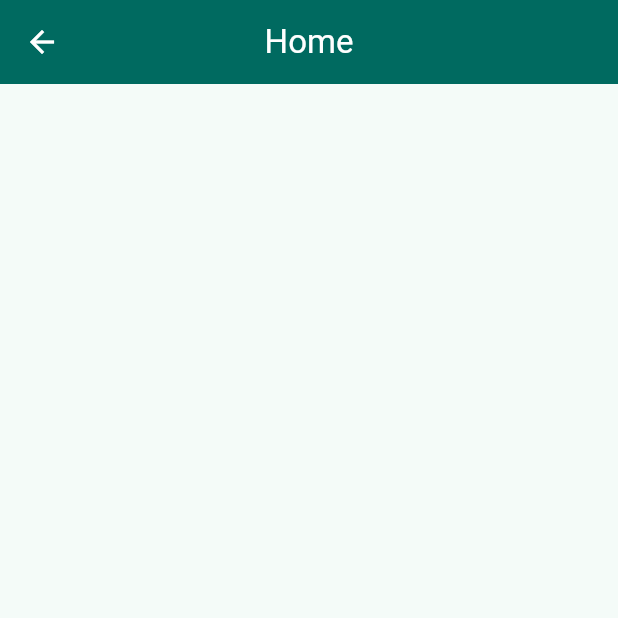
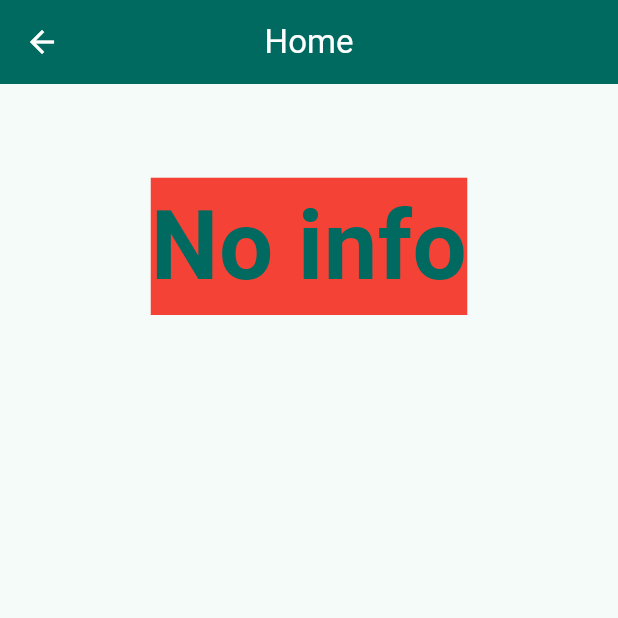
Before and after one commit to andynguyen9524/flutter-demo, a Flutter app: the HomeScreen screen opened directly, on a phone screen of 412 x 824 dp, the top half of it. Run offline on Flutter 3.47's test engine with Material 3 defaults, Android fonts, the phone set to English and light mode, and no system bars.

Commit message:
Nội dung commit của bạn

```diff
--- a/lib/home_screen.dart
+++ b/lib/home_screen.dart
@@ -17,6 +17,28 @@ class _homeScreenState extends State<HomeScreen> {
         backgroundColor: Theme.of(context).colorScheme.primary,
         foregroundColor: Theme.of(context).colorScheme.onPrimary,
       ),
+      body: SingleChildScrollView(
+        child: Padding(padding:
+          const EdgeInsets.all(12.0),
+          child: Form(child: Column(
+            mainAxisAlignment: MainAxisAlignment.center,
+            crossAxisAlignment: CrossAxisAlignment.stretch,
+            children: <Widget>[
+              const SizedBox(height: 50.0,),
+              Text(
+                'No info',
+                textAlign: TextAlign.center,
+                style: TextStyle(
+                fontSize: 64.0,
+                fontWeight: FontWeight.bold,
+                color: Theme.of(context).colorScheme.primary,
+                backgroundColor: Colors.red,
+              ),
+              ),
+            ],
+          ))
+        ),
+      ),
     );
   }
 }
--- a/lib/login_screen.dart
+++ b/lib/login_screen.dart
@@ -95,8 +95,6 @@ class _LoginScreenState extends State<LoginScreen> {
                     if (value == null || value.isEmpty) {
                       return 'Vui lòng nhập email của bạn';
                     }
-                    // Sử dụng regex đơn giản để kiểm tra định dạng email.
-                    // Bạn có thể dùng một regex phức tạp hơn hoặc một package để validate email tốt hơn.
                     if (!RegExp(r"^[a-zA-Z0-9.a-zA-Z0-9.!#$%&'*+-/=?^_`{|}~]+@[a-zA-Z0-9]+\.[a-zA-Z]+").hasMatch(value)) {
                       return 'Email không hợp lệ';
                     }
@@ -106,12 +104,11 @@ class _LoginScreenState extends State<LoginScreen> {
                 const SizedBox(height: 8.0),
                 TextFormField(
                   controller: _passwordController,
-                  obscureText: !_isPasswordVisible, // Ẩn/hiện ký tự mật khẩu.
+                  obscureText: !_isPasswordVisible,
                   decoration: InputDecoration(
                     labelText: 'Mật khẩu',
                     hintText: 'Nhập mật khẩu của bạn',
                     prefixIcon: const Icon(Icons.lock_outline),
-                    // Nút để chuyển đổi hiển thị mật khẩu.
                     suffixIcon: IconButton(
                       icon: Icon(
                         _isPasswordVisible ? Icons.visibility_off_outlined : Icons.visibility_outlined,
@@ -138,10 +135,9 @@ class _LoginScreenState extends State<LoginScreen> {
                 const SizedBox(height: 12.0),
 
                 Align(
-                  alignment: Alignment.centerRight, // Căn lề phải.
+                  alignment: Alignment.centerRight,
                   child: TextButton(
                     onPressed: () {
-                      // TODO: Điều hướng đến màn hình quên mật khẩu.
                       print('Nút Quên mật khẩu? được nhấn');
                       ScaffoldMessenger.of(context).showSnackBar(
                         const SnackBar(content: Text('Chức năng quên mật khẩu chưa được cài đặt.')),
@@ -156,9 +152,8 @@ class _LoginScreenState extends State<LoginScreen> {
                 const SizedBox(height: 24.0),
 
                 ElevatedButton(
-                  // Style của ElevatedButton có thể được định nghĩa trong theme (main.dart)
-                  // hoặc ghi đè ở đây.
-                  onPressed: _submitLogin, // Gọi hàm xử lý khi nút được nhấn.
+
+                  onPressed: _submitLogin,
                   child: const Text('Đăng nhập'),
                 ),
                 const SizedBox(height: 20.0),
```
